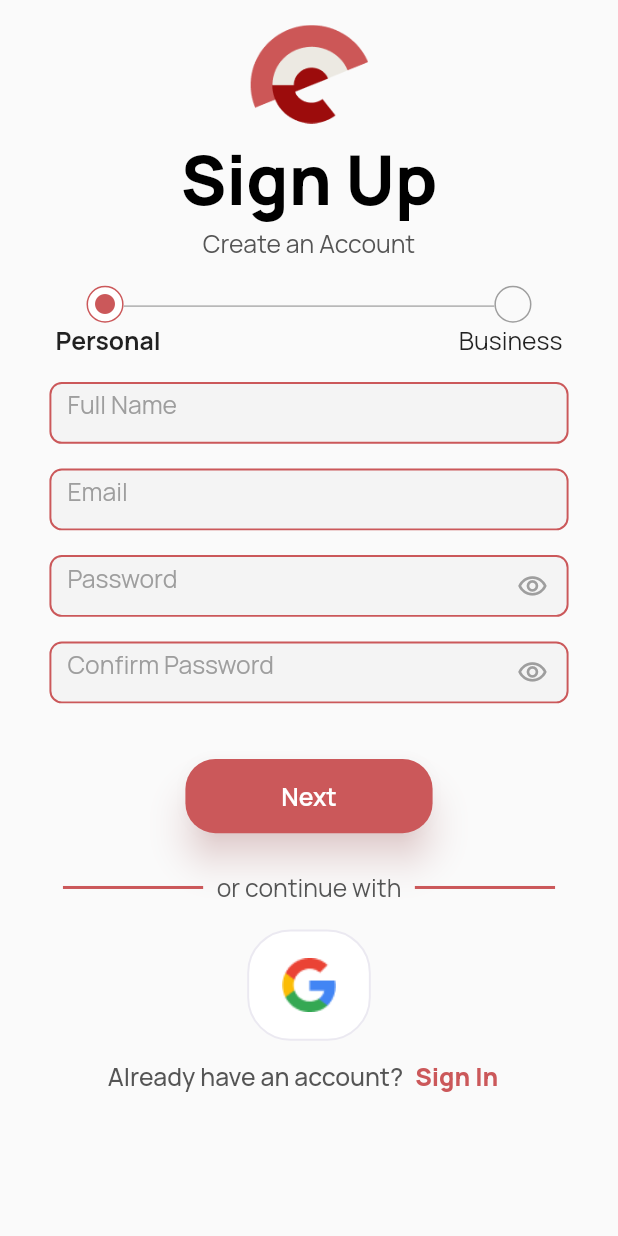
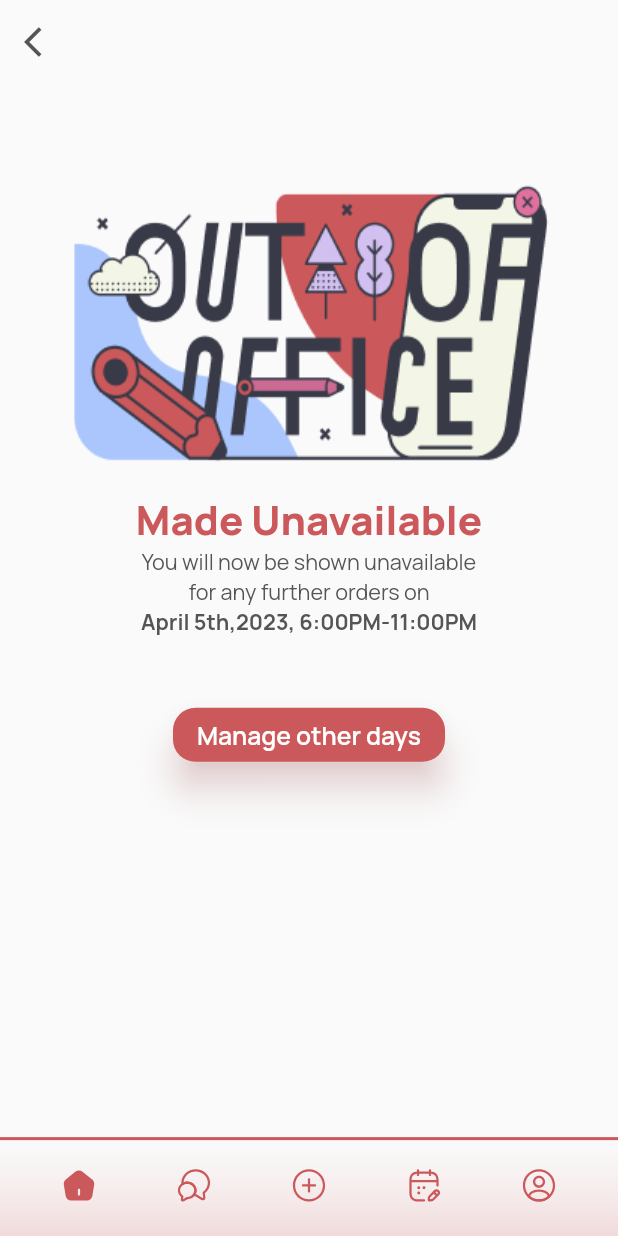
Before and after one commit to Aliza02/E-Vent-Vendor, a Flutter app: the screen it shows after launch, on a phone screen of 412 x 824 dp. Run offline on Flutter 3.47's test engine with Material 2 defaults, Android fonts, the phone set to English and light mode, and no system bars; our stand-ins replace cloud_firestore, dotted_border, email_validator, firebase_auth, firebase_core, fl_chart and 7 more; missing offline and left inert: firebase_app_check, flutter_month_picker; accounts and stored records are empty.

Commit message:
make other unavailable page complete

```diff
--- a/lib/constants/images.dart
+++ b/lib/constants/images.dart
@@ -9,4 +9,5 @@ class AppImages {
   static const String googleLogo = 'assets/images/google-logo.png';
   static const String forgotPassword = 'assets/images/forgot_password.png';
   static const String resetPassword = 'assets/images/reset_password.png';
+  static const String unavailable = 'assets/images/unavailable.png';
 }
--- a/lib/main.dart
+++ b/lib/main.dart
@@ -1,4 +1,5 @@
 import 'package:eventually_vendor/controller/signinController.dart';
+import 'package:eventually_vendor/screens/ManageAvailability/makeOtherDayUnavailable.dart';
 import 'package:eventually_vendor/screens/ManageAvailability/makeUnavailable.dart';
 import 'package:eventually_vendor/screens/Orders/order_details.dart';
 import 'package:eventually_vendor/screens/Orders/order_screens.dart';
@@ -129,8 +130,14 @@ class MyApp extends StatelessWidget {
           transition: Transition.leftToRightWithFade,
           transitionDuration: const Duration(milliseconds: 500),
         ),
+        GetPage(
+          name: '/makeOtherDayUnavailable',
+          page: () => makeOtherDayUnavailable(),
+          transition: Transition.leftToRightWithFade,
+          transitionDuration: const Duration(milliseconds: 500),
+        ),
       ],
-        initialRoute: '/signup'
+      initialRoute: '/makeOtherDayUnavailable',
 
       // isLoggedin == true ? '/drawer' : '/login',
     );
--- /dev/null
+++ b/lib/screens/ManageAvailability/makeOtherDayUnavailable.dart
@@ -0,0 +1,85 @@
+import 'package:eventually_vendor/constants/colors.dart';
+import 'package:eventually_vendor/widget/BottomNavBar/bottomNavBar.dart';
+import 'package:eventually_vendor/widget/button.dart';
+import 'package:eventually_vendor/widget/manageAvailability/header.dart';
+import 'package:eventually_vendor/widget/manageAvailability/text.dart';
+import 'package:flutter/material.dart';
+import 'package:flutter/src/widgets/framework.dart';
+import 'package:flutter/src/widgets/placeholder.dart';
+import 'package:get/get.dart';
+
+import '../../constants/font.dart';
+import '../../constants/images.dart';
+import '../../widget/manageAvailability/heading.dart';
+
+class makeOtherDayUnavailable extends StatefulWidget {
+  const makeOtherDayUnavailable({super.key});
+
+  @override
+  State<makeOtherDayUnavailable> createState() =>
+      _makeOtherDayUnavailableState();
+}
+
+class _makeOtherDayUnavailableState extends State<makeOtherDayUnavailable> {
+  @override
+  Widget build(BuildContext context) {
+    return SafeArea(
+      child: Scaffold(
+        backgroundColor: AppColors.white,
+        appBar: AppBar(
+          backgroundColor: Colors.transparent,
+          elevation: 0.0,
+          leading: IconButton(
+            onPressed: () {
+              Get.back();
+            },
+            icon: const Icon(
+              Icons.arrow_back_ios,
+              color: AppColors.grey,
+            ),
+          ),
+        ),
+        bottomNavigationBar: bottomNavBar(),
+        body: SizedBox(
+          width: Get.width,
+          height: Get.height,
+          child: Column(
+            crossAxisAlignment: CrossAxisAlignment.center,
+            children: [
+              Container(
+                  margin: EdgeInsets.only(top: Get.height * 0.07),
+                  child: Image.asset(AppImages.unavailable)),
+              heading(title: 'Made Unavailable'),
+              text(
+                title: 'You will now be shown unavailable',
+                fontSize: Get.width * 0.035,
+                fontWeight: AppFonts.regular,
+                fontColor: AppColors.grey,
+              ),
+              text(
+                title: 'for any further orders on',
+                fontSize: Get.width * 0.035,
+                fontWeight: AppFonts.regular,
+                fontColor: AppColors.grey,
+              ),
+              text(
+                title: 'April 5th,2023, 6:00PM-11:00PM',
+                fontSize: Get.width * 0.035,
+                fontWeight: AppFonts.bold,
+                fontColor: AppColors.grey,
+              ),
+              Container(
+                margin: EdgeInsets.only(top: Get.height * 0.05),
+                child: button(
+                  label: 'Manage other days',
+                  onpressed: () {},
+                  borderRadius: 15.0,
+                ),
+              ),
+            ],
+          ),
+        ),
+      ),
+    );
+  }
+}
--- a/pubspec.yaml
+++ b/pubspec.yaml
@@ -66,6 +66,7 @@ flutter:
     - assets/images/reset_password.png
     - assets/images/profileimage.png
     - assets/images/food.png
+    - assets/images/unavailable.png
     # icons
     - assets/icons/home.svg
     - assets/icons/addcircle.svg
```
Also changed, not shown: assets/images/unavailable.png (added). Lines whose indentation alone changed are shown as unchanged.
